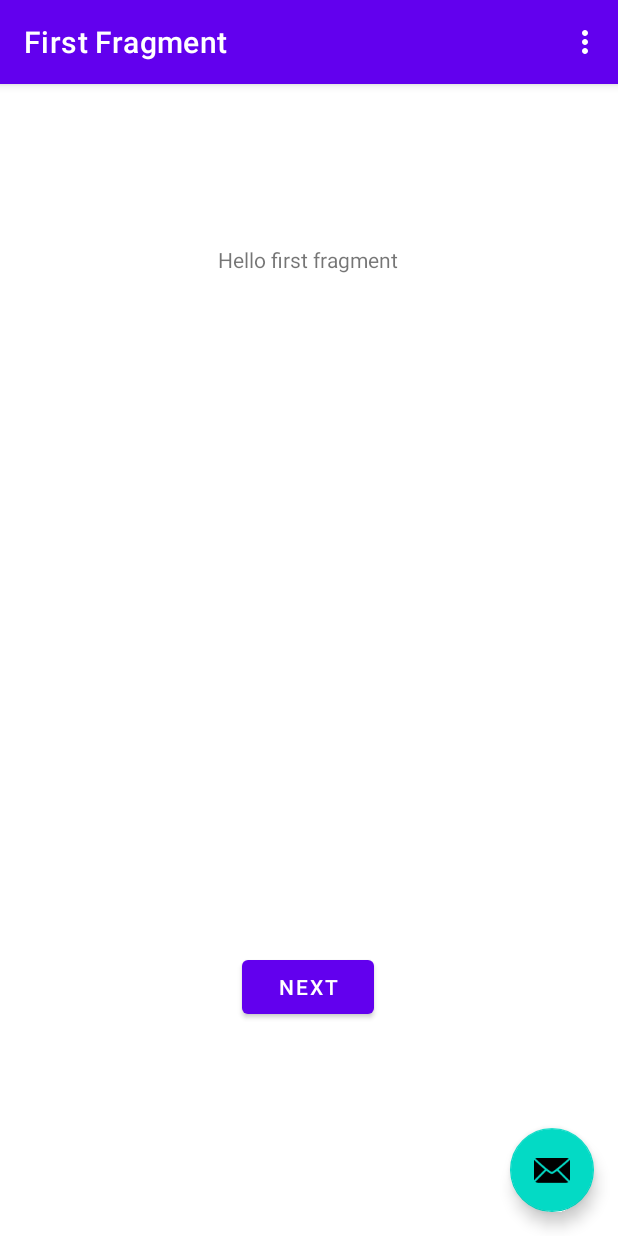
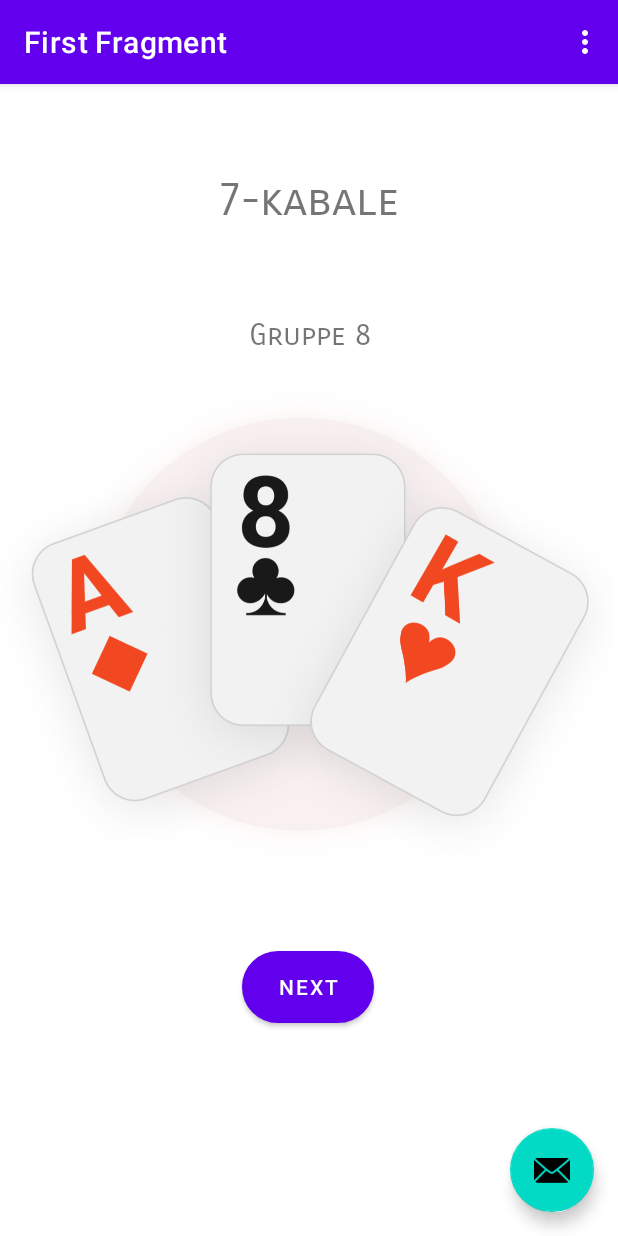
Before and after one commit to Swipez1337/CDIO8-Solitaire-App, an Android app: the screen it shows after launch (MainActivity), on a phone screen of 412 x 824 dp. Run offline under Robolectric (Android 15) with nearby library versions, the light colour scheme and no system bars; our stand-ins replace navigation-ui.

Commit message:
view 1: inserted picture of cards, text and fond added

```diff
--- /dev/null
+++ b/app/src/main/res/drawable/frontpage_button.xml
@@ -0,0 +1,8 @@
+<?xml version="1.0" encoding="utf-8"?>
+<shape xmlns:android="http://schemas.android.com/apk/res/android"
+    android:shape="rectangle">
+    <corners android:radius="50dp" />
+    <stroke android:width="5px" android:color="#2ebadc" />
+    <solid android:color="#DF6E64"/>
+
+</shape>
--- a/app/src/main/res/layout/fragment_first.xml
+++ b/app/src/main/res/layout/fragment_first.xml
@@ -10,16 +10,32 @@
         android:id="@+id/textview_first"
         android:layout_width="wrap_content"
         android:layout_height="wrap_content"
-        android:text="@string/hello_first_fragment"
-        app:layout_constraintBottom_toBottomOf="parent"
+        android:text="@string/_7_kabale"
+        android:textSize="30sp"
+        android:fontFamily="sans-serif-smallcaps"
+        app:layout_constraintBottom_toTopOf="@+id/textview_second"
         app:layout_constraintEnd_toEndOf="parent"
         app:layout_constraintHorizontal_bias="0.498"
         app:layout_constraintStart_toStartOf="parent"
-        app:layout_constraintTop_toTopOf="parent"
-        app:layout_constraintVertical_bias="0.143" />
+        app:layout_constraintTop_toTopOf="parent" />
+
+
+    <TextView
+        android:id="@+id/textview_second"
+        android:layout_width="wrap_content"
+        android:layout_height="wrap_content"
+        android:layout_marginBottom="588dp"
+        android:text="@string/gruppe_8"
+        android:textSize="20sp"
+        android:fontFamily="sans-serif-smallcaps"
+        app:layout_constraintBottom_toBottomOf="parent"
+        app:layout_constraintEnd_toEndOf="parent"
+        app:layout_constraintHorizontal_bias="0.502"
+        app:layout_constraintStart_toStartOf="parent" />
 
     <Button
         android:id="@+id/button_first"
+        android:background="@drawable/frontpage_button"
         android:layout_width="wrap_content"
         android:layout_height="wrap_content"
         android:text="@string/next"
@@ -28,5 +44,15 @@
         app:layout_constraintHorizontal_bias="0.498"
         app:layout_constraintStart_toStartOf="parent"
         app:layout_constraintTop_toTopOf="parent"
-        app:layout_constraintVertical_bias="0.803" />
+        app:layout_constraintVertical_bias="0.803"
+        android:elevation="10dp"/>
+
+    <ImageView
+        android:id="@+id/imageView"
+        android:layout_width="410dp"
+        android:layout_height="731dp"
+        android:src="@drawable/three_cards"
+        tools:layout_editor_absoluteX="0dp"
+        tools:layout_editor_absoluteY="0dp"
+        tools:ignore="MissingConstraints" />
 </androidx.constraintlayout.widget.ConstraintLayout>
--- a/app/src/main/res/values/strings.xml
+++ b/app/src/main/res/values/strings.xml
@@ -9,4 +9,6 @@
 
     <string name="hello_first_fragment">Hello first fragment</string>
     <string name="hello_second_fragment">Hello second fragment. Arg: %1$s</string>
+    <string name="_7_kabale">7-kabale</string>
+    <string name="gruppe_8">Gruppe 8</string>
 </resources>
--- a/build.gradle
+++ b/build.gradle
@@ -5,7 +5,7 @@ buildscript {
         mavenCentral()
     }
     dependencies {
-        classpath "com.android.tools.build:gradle:7.0.2"
+        classpath 'com.android.tools.build:gradle:7.0.4'
         classpath "org.jetbrains.kotlin:kotlin-gradle-plugin:1.6.0"
 
         // NOTE: Do not place your application dependencies here; they belong
```
Also changed, not shown: app/src/main/res/drawable-v24/three_cards.PNG (added).
